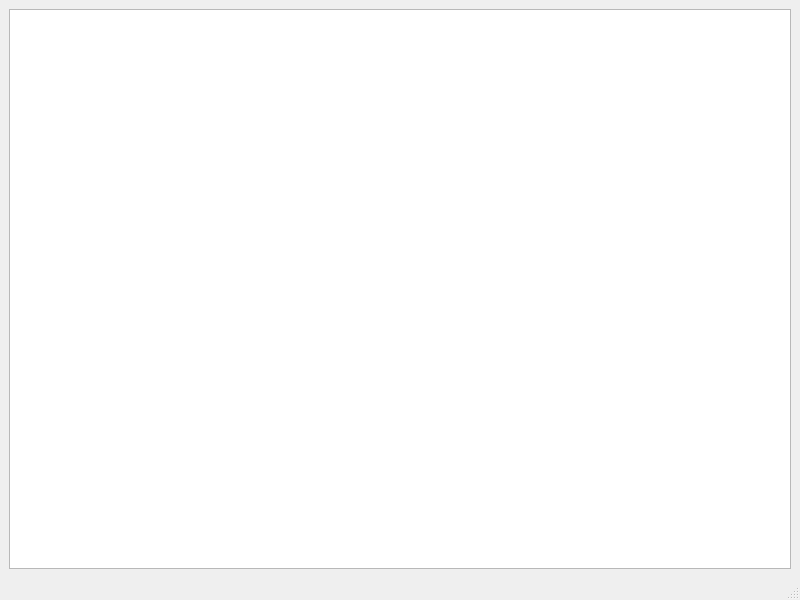
The window that mainwindow.ui (cool-palace/Collaborative-Robot) describes before a commit, drawn with Qt 5.
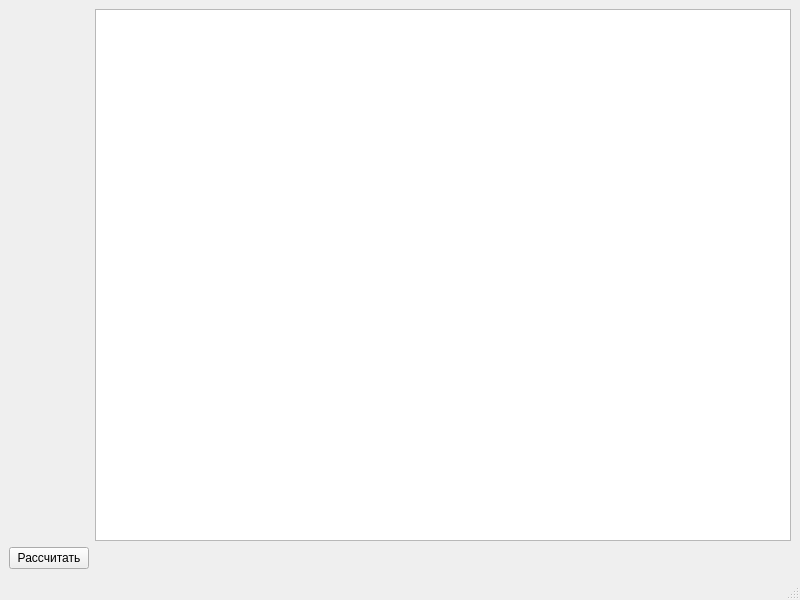
The same window after the commit.

Commit message: Added calculation button

```diff
--- a/mainwindow.ui
+++ b/mainwindow.ui
@@ -17,7 +17,7 @@
    <layout class="QGridLayout" name="gridLayout_2">
     <item row="0" column="1">
      <layout class="QGridLayout" name="gridLayout">
-      <item row="0" column="1">
+      <item row="0" column="2">
        <widget class="QGraphicsView" name="graphicsView">
         <property name="sizePolicy">
          <sizepolicy hsizetype="Expanding" vsizetype="Expanding">
@@ -33,9 +33,16 @@
         </property>
        </widget>
       </item>
-      <item row="0" column="0">
+      <item row="0" column="1">
        <layout class="QVBoxLayout" name="verticalLayout"/>
       </item>
+      <item row="1" column="1">
+       <widget class="QPushButton" name="calculate">
+        <property name="text">
+         <string>Рассчитать</string>
+        </property>
+       </widget>
+      </item>
      </layout>
     </item>
    </layout>
```
The commit also changes 2 other files.
